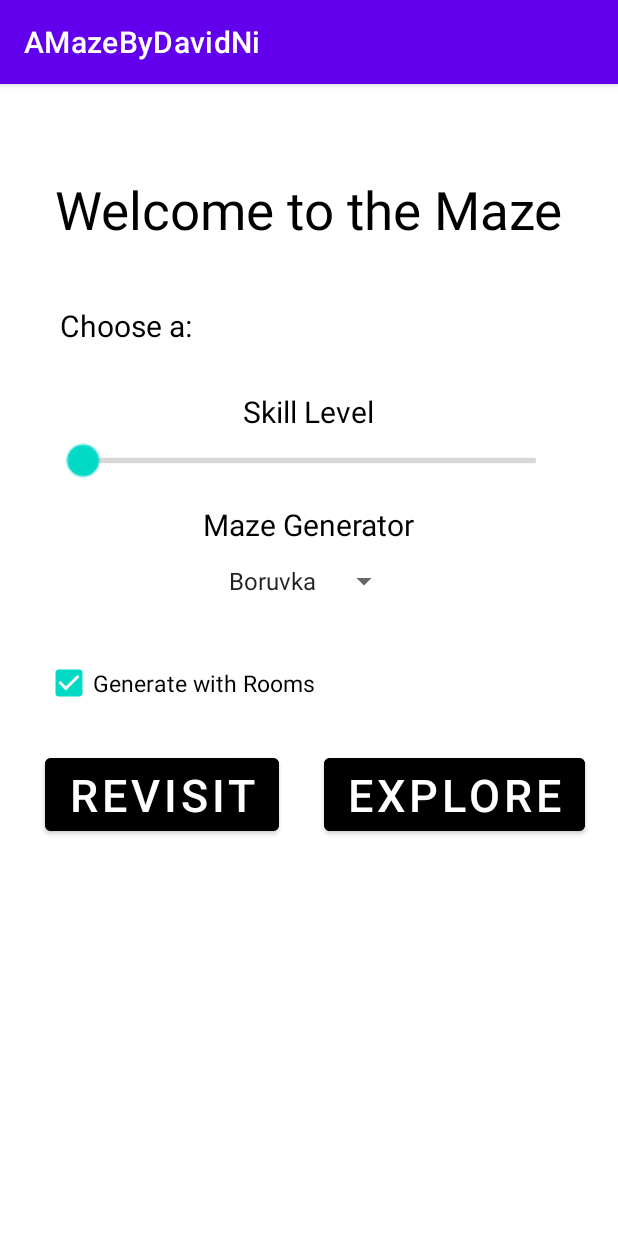
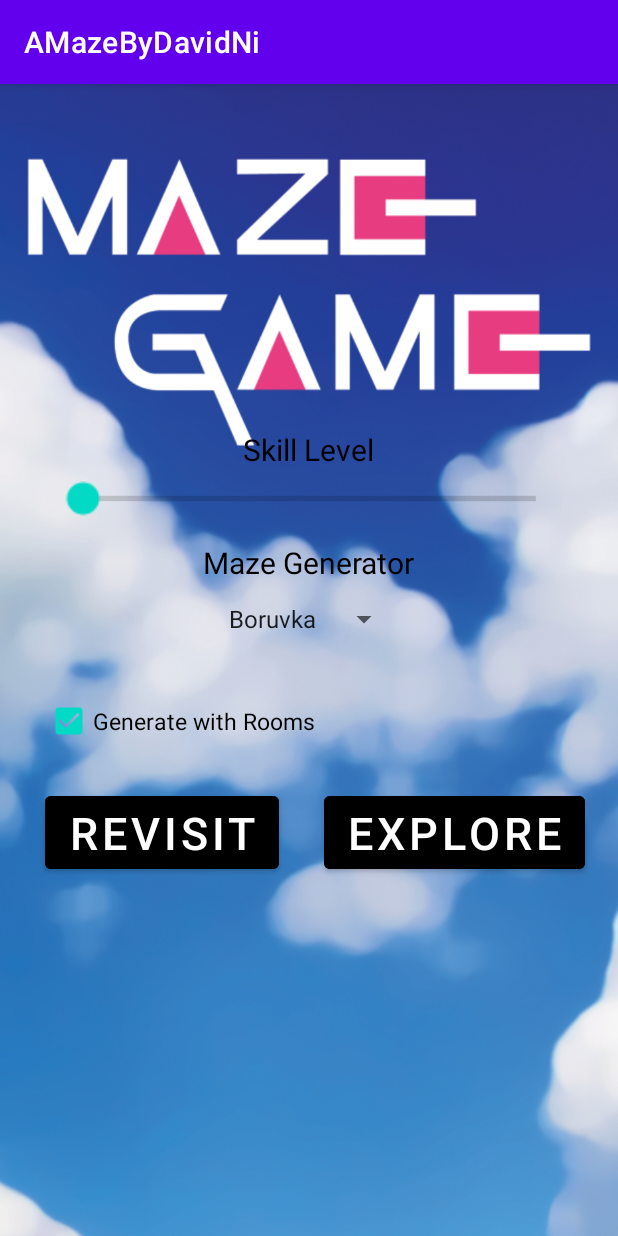
Before and after one commit to Davidn1111/Mobile-Maze-Game, an Android app: the screen it shows after launch (AMazeActivity), on a phone screen of 412 x 824 dp. Run offline under Robolectric (Android 15) with nearby library versions, the phone set to English and light mode, and no system bars.

Commit message:
Refactored GeneratingActivity code. Added theme to AMazeActivity.

```diff
--- a/app/src/main/java/com/example/amazebydavidni/AMazeActivity.java
+++ b/app/src/main/java/com/example/amazebydavidni/AMazeActivity.java
@@ -246,6 +246,8 @@ public class AMazeActivity extends AppCompatActivity implements AdapterView.OnIt
 
         // No previous maze configuration exists
         else {
+            // Toast message displaying maze configuration sent to GeneratingActivity, for debugging purposes
+            Toast.makeText(getApplicationContext(), "Error: No previous maze exists in persistent storage", Toast.LENGTH_SHORT).show();
             Log.e("AMazeActivity", "No Previous Maze Configuration exists");
         }
     }
--- a/app/src/main/res/layout/activity_a_maze.xml
+++ b/app/src/main/res/layout/activity_a_maze.xml
@@ -4,35 +4,15 @@
     android:layout_width="match_parent"
     android:layout_height="match_parent"
     android:orientation="vertical"
-    tools:context=".AMazeActivity">
-
-    <TextView
-        android:layout_width="wrap_content"
-        android:layout_height="wrap_content"
-        android:text="@string/welcomeMsg"
-        android:layout_gravity = "center"
-        android:layout_marginTop = "60dp"
-        android:textColor = "@color/black"
-        android:textSize = "35sp"
-        />
-
-    <TextView
-        android:layout_width="wrap_content"
-        android:layout_height="wrap_content"
-        android:text="@string/chooseMsg"
-        android:layout_gravity = "start"
-        android:layout_marginTop = "40dp"
-        android:layout_marginStart = "40dp"
-        android:textColor = "@color/black"
-        android:textSize = "20sp"
-        />
+    tools:context=".AMazeActivity"
+    android:background ="@drawable/mazegame">
 
     <TextView
         android:layout_width="wrap_content"
         android:layout_height="wrap_content"
         android:text="@string/skillLevelMsg"
         android:layout_gravity = "center"
-        android:layout_marginTop = "30dp"
+        android:layout_marginTop = "230dp"
         android:textColor = "@color/black"
         android:textSize = "20sp"
         android:id = "@+id/mazeSizeText"
--- a/app/src/main/res/layout/activity_play_manually.xml
+++ b/app/src/main/res/layout/activity_play_manually.xml
@@ -51,9 +51,9 @@
         android:layout_height="284dp"
         android:layout_marginTop="30dp"
         android:backgroundTint="@color/black"
-        android:text="Short cut to win.\nClick to Win"
+        android:text="Short cut to win."
         android:textColor="@color/white"
-        android:textSize="20sp"
+        android:textSize="30sp"
         app:layout_constraintEnd_toEndOf="parent"
         app:layout_constraintHorizontal_bias="0.495"
         app:layout_constraintStart_toStartOf="parent"
--- a/app/src/main/res/values/strings.xml
+++ b/app/src/main/res/values/strings.xml
@@ -1,8 +1,6 @@
 <resources>
     <string name="app_name">AMazeByDavidNi</string>
 
-    <string name="welcomeMsg">Welcome to the Maze</string>
-    <string name="chooseMsg">Choose a:</string>
     <string name="skillLevelMsg">Skill Level </string>
     <string name="mazeGenMsg">Maze Generator</string>
     <string name="genSpinnerContent">Select Generation Method</string>
```
Also changed, not shown: app/src/main/java/com/example/amazebydavidni/GeneratingActivity.java (+38 -43 lines), app/src/main/res/drawable/jump.png (added), app/src/main/res/drawable/left.png (added), app/src/main/res/drawable/mazegame.png (added), app/src/main/res/drawable/minus.png (added), app/src/main/res/drawable/plus.png (added), app/src/main/res/drawable/right.png (added), app/src/main/res/drawable/up.png (added).
